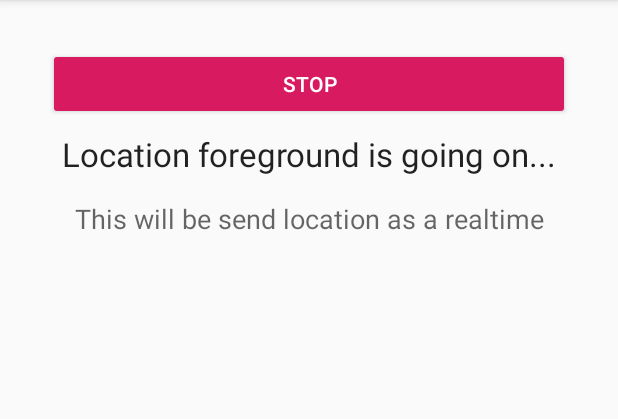
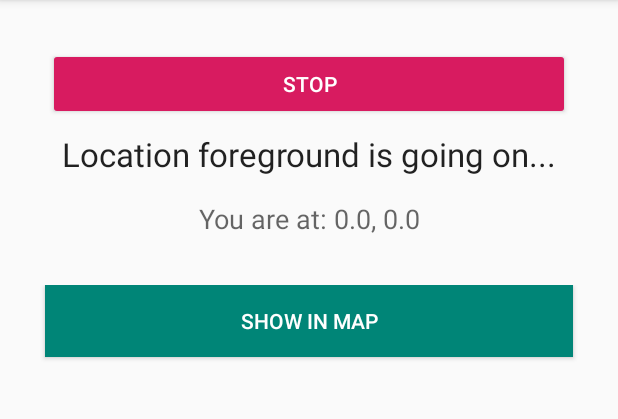
Before and after one commit to alfiskensa/LocationWorkManger, an Android app: the screen it shows after launch (MainActivity), after a tap on "START", on a phone screen of 412 x 824 dp, the part 84-503 px from its top. Run offline under Robolectric (Android 15) with nearby library versions, the phone set to English and light mode, and no system bars; our stand-ins replace Firebase (no records; nobody signed in at launch, a user with empty details on screens opened directly), data binding; 2 statements that could not run were skipped.

Commit message:
update yang belum ada

```diff
--- a/app/build.gradle
+++ b/app/build.gradle
@@ -31,6 +31,7 @@ dependencies {
     implementation 'androidx.appcompat:appcompat:1.0.2'
     implementation 'androidx.constraintlayout:constraintlayout:1.1.3'
     implementation 'com.google.android.material:material:1.0.0'
+    implementation 'com.google.android.gms:play-services-maps:17.0.0'
     testImplementation 'junit:junit:4.12'
     androidTestImplementation 'androidx.test:runner:1.2.0'
     implementation 'com.google.firebase:firebase-auth:18.1.0'
--- a/app/src/main/java/com/fusi24/locationtracker/MainActivity.java
+++ b/app/src/main/java/com/fusi24/locationtracker/MainActivity.java
@@ -3,11 +3,15 @@ package com.fusi24.locationtracker;
 import android.Manifest;
 import android.content.Intent;
 import android.content.pm.PackageManager;
+import android.location.Location;
 import android.location.LocationManager;
 import android.os.Bundle;
+import android.util.Log;
 import android.view.View;
 import android.widget.Toast;
 
+import androidx.annotation.NonNull;
+import androidx.annotation.Nullable;
 import androidx.appcompat.app.AppCompatActivity;
 import androidx.core.app.ActivityCompat;
 import androidx.core.content.ContextCompat;
@@ -15,17 +19,35 @@ import androidx.databinding.DataBindingUtil;
 
 import com.fusi24.locationtracker.databinding.ActivityMainBinding;
 import com.fusi24.locationtracker.service.TrackerService;
+import com.google.firebase.database.DataSnapshot;
+import com.google.firebase.database.DatabaseError;
+import com.google.firebase.database.DatabaseReference;
+import com.google.firebase.database.FirebaseDatabase;
+import com.google.firebase.database.ValueEventListener;
+
+import java.util.HashMap;
 
 public class MainActivity extends AppCompatActivity {
 
     private static final int PERMISSIONS_REQUEST = 1;
 
     private ActivityMainBinding mainBinding;
+    private DatabaseReference ref;
+    private String msg;
 
     @Override
     protected void onCreate(Bundle savedInstanceState) {
         super.onCreate(savedInstanceState);
         mainBinding = DataBindingUtil.setContentView(this, R.layout.activity_main);
+        if(msg != null){
+            mainBinding.showMap.setVisibility(View.VISIBLE);
+        }else{
+            mainBinding.showMap.setVisibility(View.INVISIBLE);
+        }
+
+
+        final String path = getString(R.string.firebase_path) + "/" + getString(R.string.tracker_id);
+        ref = FirebaseDatabase.getInstance().getReference(path);
 
         // Check GPS is enabled
         LocationManager lm = (LocationManager) getSystemService(LOCATION_SERVICE);
@@ -53,7 +75,7 @@ public class MainActivity extends AppCompatActivity {
                     startService(intent);
                     mainBinding.appCompatButtonStart.setText(getString(R.string.button_text_stop));
                     mainBinding.message.setText(R.string.message_worker_running);
-                    mainBinding.logs.setText(getString(R.string.log_for_running));
+                    setMessage();
                 }else{
                     Intent intent = new Intent(MainActivity.this, TrackerService.class);
                     intent.setAction(TrackerService.ACTION_STOP_FOREGROUND_SERVICE);
@@ -64,5 +86,35 @@ public class MainActivity extends AppCompatActivity {
                 }
             }
         });
+
+        mainBinding.showMap.setOnClickListener(new View.OnClickListener() {
+            @Override
+            public void onClick(View v) {
+                startActivity(new Intent(MainActivity.this, MapsActivity.class));
+            }
+        });
+    }
+
+    private void setMessage(){
+        ref.addValueEventListener(new ValueEventListener() {
+            @Override
+            public void onDataChange(@NonNull DataSnapshot dataSnapshot) {
+                if(dataSnapshot != null){
+                    HashMap<String, Object> value = (HashMap<String, Object>) dataSnapshot.getValue();
+                    double lat = Double.parseDouble(value.get("latitude").toString());
+                    double lng = Double.parseDouble(value.get("longitude").toString());
+                    String msg = "You are at: "+lat+", "+lng;
+                    mainBinding.logs.setText(msg);
+                    if(mainBinding.showMap.getVisibility() == View.INVISIBLE){
+                        mainBinding.showMap.setVisibility(View.VISIBLE);
+                    }
+                }
+            }
+
+            @Override
+            public void onCancelled(@NonNull DatabaseError databaseError) {
+
+            }
+        });
     }
 }
--- a/app/src/main/res/layout/activity_main.xml
+++ b/app/src/main/res/layout/activity_main.xml
@@ -1,9 +1,9 @@
 <?xml version="1.0" encoding="utf-8"?>
-<layout>
+<layout xmlns:android="http://schemas.android.com/apk/res/android"
+    xmlns:app="http://schemas.android.com/apk/res-auto"
+    xmlns:tools="http://schemas.android.com/tools">
 
-    <androidx.coordinatorlayout.widget.CoordinatorLayout xmlns:android="http://schemas.android.com/apk/res/android"
-        xmlns:app="http://schemas.android.com/apk/res-auto"
-        xmlns:tools="http://schemas.android.com/tools"
+    <androidx.coordinatorlayout.widget.CoordinatorLayout
         android:layout_width="match_parent"
         android:layout_height="match_parent"
         tools:context=".MainActivity">
@@ -43,9 +43,9 @@
                 android:gravity="center"
                 android:text="@string/app_name"
                 android:textAppearance="@style/TextAppearance.AppCompat.Large"
-                app:layout_constraintEnd_toEndOf="parent"
-                app:layout_constraintStart_toStartOf="parent"
-                app:layout_constraintTop_toBottomOf="@+id/appCompatButtonStart" />
+                app:layout_constraintEnd_toEndOf="@id/appCompatButtonStart"
+                app:layout_constraintStart_toStartOf="@id/appCompatButtonStart"
+                app:layout_constraintTop_toBottomOf="@id/appCompatButtonStart" />
 
             <TextView
                 android:id="@+id/logs"
@@ -65,5 +65,23 @@
 
         </androidx.constraintlayout.widget.ConstraintLayout>
 
+        <RelativeLayout
+            android:layout_width="match_parent"
+            android:layout_height="match_parent"
+            android:layout_marginTop="190dp">
+
+            <Button
+                android:id="@+id/show_map"
+                android:layout_width="match_parent"
+                android:layout_height="wrap_content"
+                android:layout_marginLeft="30dp"
+                android:layout_marginRight="30dp"
+                android:background="@color/colorPrimary"
+                android:minWidth="88dip"
+                android:minHeight="48dip"
+                android:text="Show in Map"
+                android:textColor="#FFFFFF" />
+        </RelativeLayout>
+
     </androidx.coordinatorlayout.widget.CoordinatorLayout>
 </layout>
--- a/app/src/main/res/values/strings.xml
+++ b/app/src/main/res/values/strings.xml
@@ -1,7 +1,7 @@
 <resources>
     <string name="app_name">Location Tracker</string>
     <string name="notification_text">Tracking, tap to cancel</string>
-    <string name="transport_id" translatable="false">123</string>
+    <string name="tracker_id" translatable="false">123</string>
     <string name="firebase_path" translatable="false">locations</string>
     <string name="firebase_email" translatable="false">alfiramdhani03@gmail.com</string>
     <string name="firebase_password" translatable="false">fandawa09</string>
@@ -11,4 +11,5 @@
     <string name="log_for_running">This will be send location as a realtime</string>
     <string name="log_for_stopped">Click on Start to get location realtime</string>
     <string name="button_text_start">Start</string>
+    <string name="title_activity_maps">Map</string>
 </resources>
--- /dev/null
+++ b/app/src/main/res/xml/network_config.xml
@@ -0,0 +1,5 @@
+<?xml version="1.0" encoding="utf-8"?>
+<network-security-config>
+    <base-config cleartextTrafficPermitted="true">
+    </base-config>
+</network-security-config>
```
Also changed, not shown: app/src/debug/res/values/google_maps_api.xml (added, +24 -0 lines), app/src/main/AndroidManifest.xml (+27 -3 lines), app/src/main/java/com/fusi24/locationtracker/MapsActivity.java (added, +109 -0 lines), app/src/main/java/com/fusi24/locationtracker/service/TrackerService.java (+46 -6 lines), app/src/main/res/layout/activity_maps.xml (added, +9 -0 lines), 1 other file.
